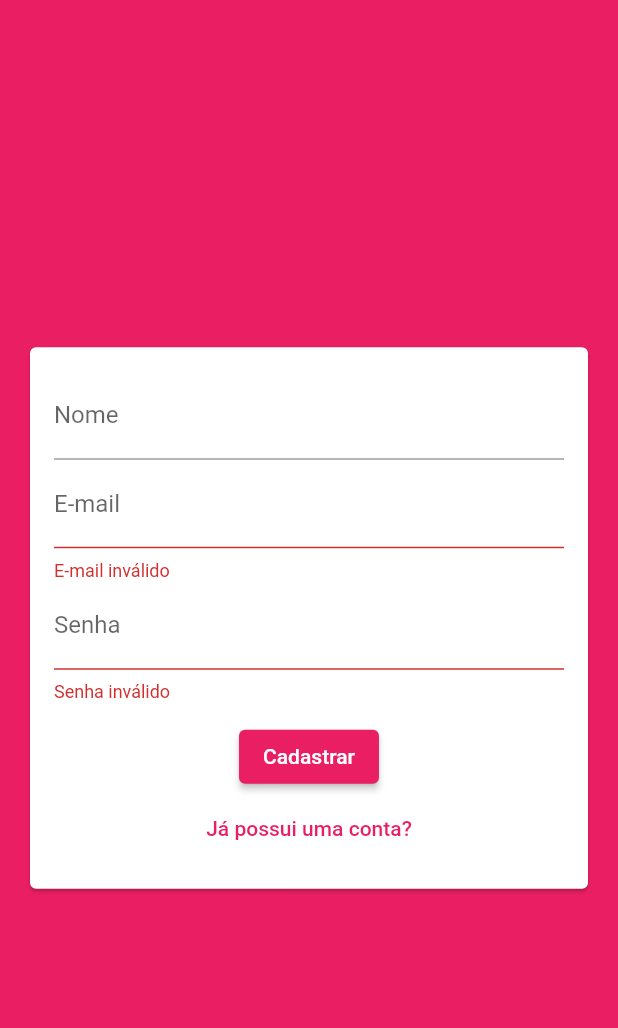
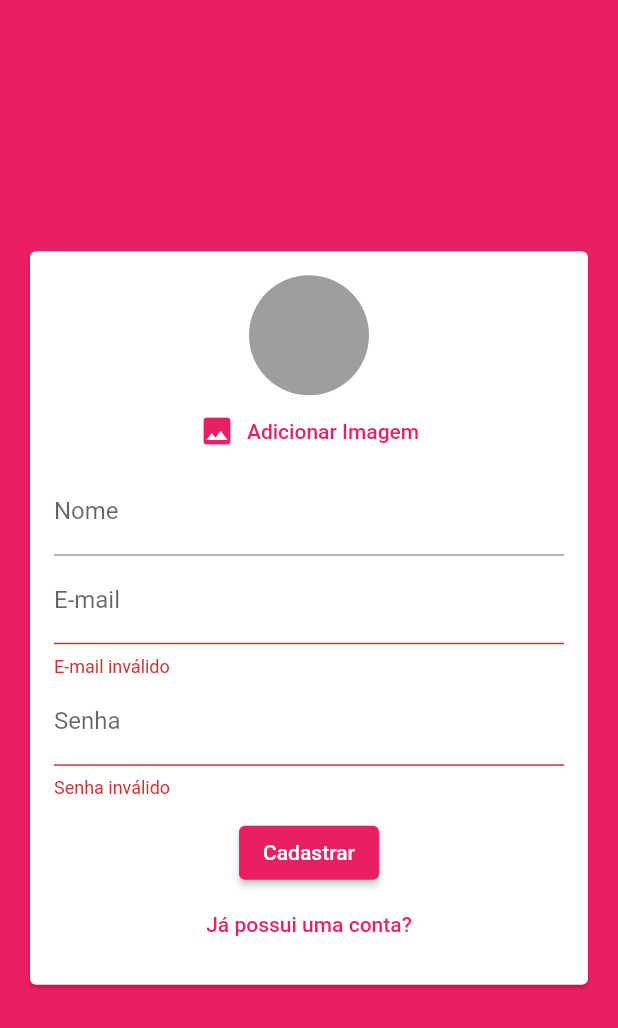
Before and after one commit to rodrigolmacedo/flutter_chat_firebase, a Flutter app: the screen it shows after launch, after a tap on "Entrar", after a tap on "Criar nova conta?", on a phone screen of 412 x 824 dp. Shown: the top 1028 px of the screen. Run offline on Flutter 3.47's test engine with Material 2 defaults, Android fonts, the light colour scheme and no system bars; our stand-ins replace cloud_firestore, firebase_auth, firebase_core, firebase_storage, image_picker; accounts and stored records are empty.

Commit message:
upload imagem usuario

```diff
--- a/flutter_chat_firebase/lib/models/auth_data.dart
+++ b/flutter_chat_firebase/lib/models/auth_data.dart
@@ -1,9 +1,12 @@
+import 'dart:io';
+
 enum AuthMode { LOGIN, SIGNUP }
 
 class AuthData {
   String name;
   String email;
   String password;
+  File image;
   AuthMode _mode = AuthMode.LOGIN;
 
   bool get isSignup => _mode == AuthMode.SIGNUP;
--- a/flutter_chat_firebase/lib/widgets/auth_form.dart
+++ b/flutter_chat_firebase/lib/widgets/auth_form.dart
@@ -1,5 +1,8 @@
+import 'dart:io';
+
 import 'package:flutter/material.dart';
 import 'package:flutter_chat_firebase/models/auth_data.dart';
+import 'package:flutter_chat_firebase/widgets/user_image_picker.dart';
 
 class AuthForm extends StatefulWidget {
   final void Function(AuthData authData) onSubmit;
@@ -17,9 +20,21 @@ class _AuthFormState extends State<AuthForm> {
   _submit() {
     bool isValid = _formKey.currentState.validate();
 
+    if (_authData.image == null && _authData.isSignup) {
+      ScaffoldMessenger.of(context).showSnackBar(SnackBar(
+        content: Text('Precisamos da sua foto para o cadastro.'),
+        backgroundColor: Theme.of(context).errorColor,
+      ));
+      return;
+    }
+
     if (isValid) {
       widget.onSubmit(_authData);
     }
+  }
+
+  void _handlePickedImage(File image) {
+    _authData.image = image;
   }
 
   @override
@@ -33,6 +48,8 @@ class _AuthFormState extends State<AuthForm> {
               key: _formKey,
               child: Column(
                 children: [
+                  if (_authData.isSignup)
+                    UserImagePicker(onImagePick: _handlePickedImage),
                   if (_authData.isSignup)
                     TextFormField(
                       key: ValueKey('name'),
--- /dev/null
+++ b/flutter_chat_firebase/lib/widgets/user_image_picker.dart
@@ -0,0 +1,48 @@
+import 'dart:io';
+
+import 'package:flutter/material.dart';
+import 'package:image_picker/image_picker.dart';
+
+class UserImagePicker extends StatefulWidget {
+  final Function(File pickedImage) onImagePick;
+
+  const UserImagePicker({Key key, this.onImagePick}) : super(key: key);
+
+  @override
+  _UserImagePickerState createState() => _UserImagePickerState();
+}
+
+class _UserImagePickerState extends State<UserImagePicker> {
+  File _pickedImageFile;
+
+  Future<void> _pickImage() async {
+    final picker = ImagePicker();
+
+    final pickImage = await picker.getImage(
+        source: ImageSource.camera, imageQuality: 50, maxWidth: 150);
+
+    setState(() {
+      _pickedImageFile = File(pickImage.path);
+    });
+
+    widget.onImagePick(_pickedImageFile);
+  }
+
+  @override
+  Widget build(BuildContext context) {
+    return Column(
+      children: [
+        CircleAvatar(
+          radius: 40,
+          backgroundColor: Colors.grey,
+          backgroundImage:
+              _pickedImageFile != null ? FileImage(_pickedImageFile) : null,
+        ),
+        TextButton.icon(
+            onPressed: _pickImage,
+            icon: Icon(Icons.image),
+            label: Text('Adicionar Imagem'))
+      ],
+    );
+  }
+}
--- a/flutter_chat_firebase/pubspec.yaml
+++ b/flutter_chat_firebase/pubspec.yaml
@@ -29,6 +29,8 @@ dependencies:
   cloud_firestore: ^1.0.3
   firebase_core: ^1.0.2
   firebase_auth: ^1.0.1
+  firebase_storage: ^8.0.1
+  image_picker: ^0.7.4
 
 dev_dependencies:
   flutter_test:
```
Also changed, not shown: flutter_chat_firebase/lib/screens/auth_screen.dart (+16 -2 lines), 1 other file.
